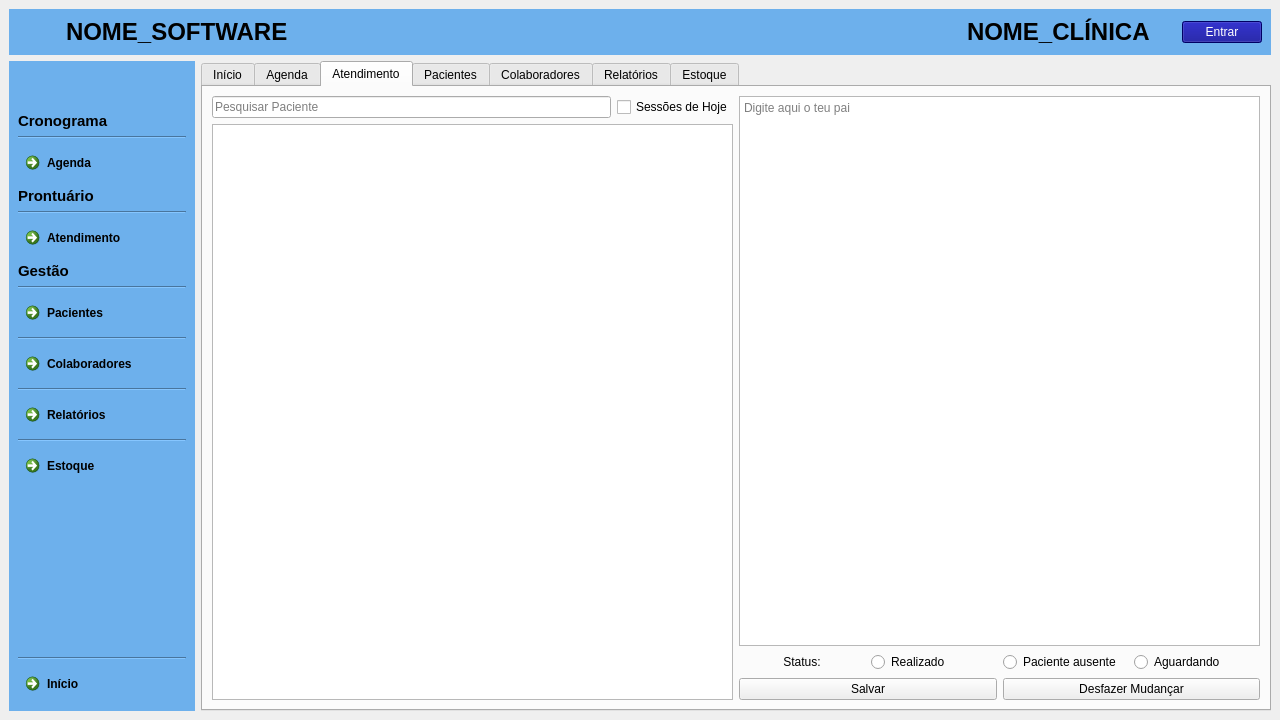
First picture: the form in clinica_cpp/mainwindow.ui, repository juander/Projeto_CPP, before the edit.
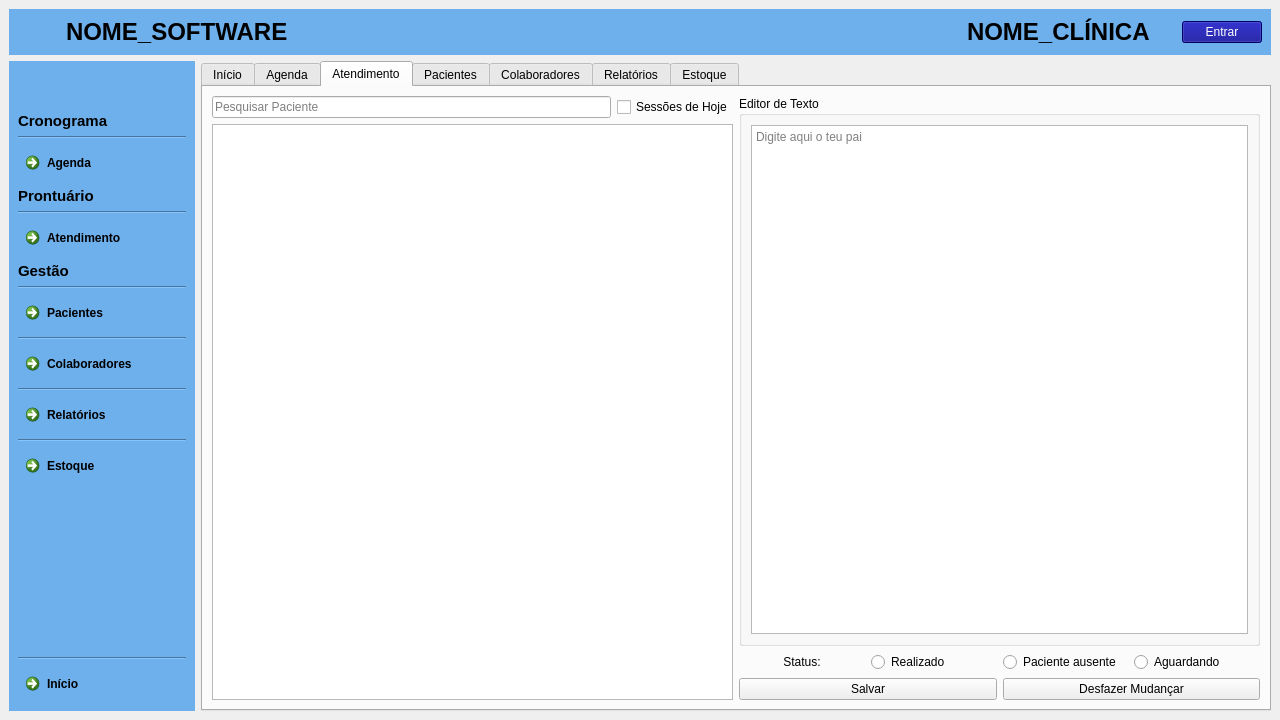
Second picture: the form after the edit. Icons and pictures are not drawn.

```diff
--- a/clinica_cpp/mainwindow.ui
+++ b/clinica_cpp/mainwindow.ui
@@ -2745,6 +2745,14 @@
               <item>
                <layout class="QVBoxLayout" name="verticalLayout_13">
                 <item>
+                 <widget class="QGroupBox" name="groupBox_2">
+                  <property name="title">
+                   <string>Editor de Texto</string>
+                  </property>
+                  <layout class="QVBoxLayout" name="verticalLayout_37">
+                   <item>
+                    <layout class="QVBoxLayout" name="verticalLayout_17">
+                     <item>
                  <widget class="QTextEdit" name="textEdit">
                   <property name="documentTitle">
                    <string/>
@@ -2755,6 +2763,11 @@
                   <property name="placeholderText">
                    <string>Digite aqui o teu pai</string>
                   </property>
+                      </widget>
+                     </item>
+                    </layout>
+                   </item>
+                  </layout>
                  </widget>
                 </item>
                 <item>
```
Lines whose indentation alone changed are shown as unchanged.
